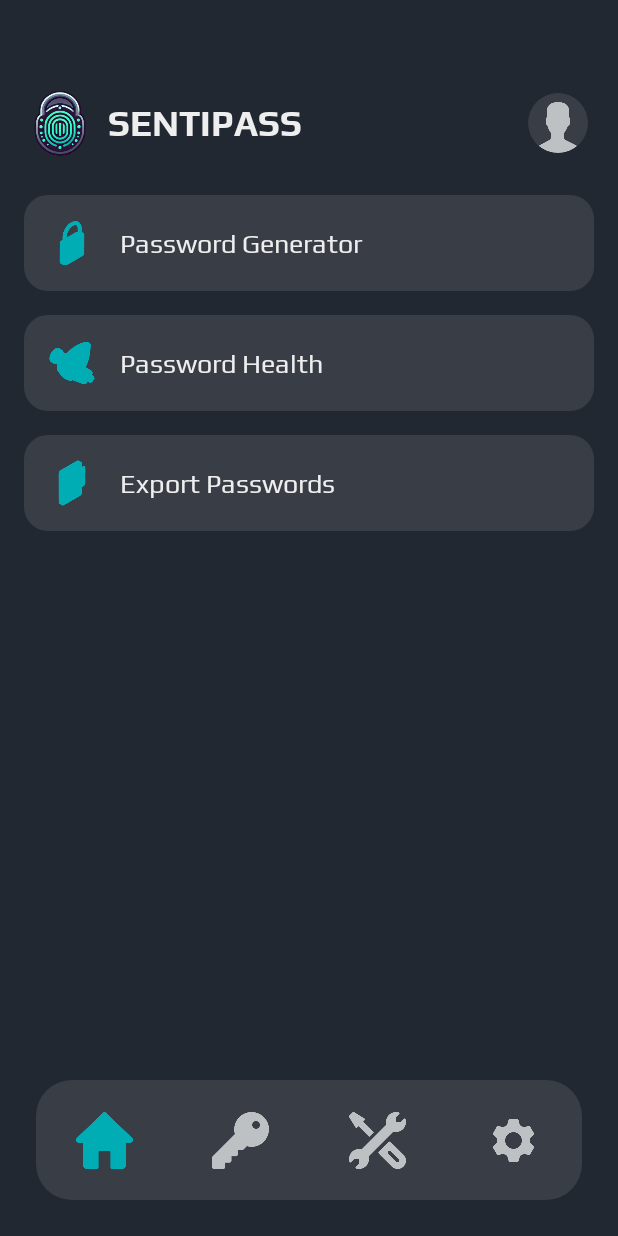
After one commit to TheObtey/sentipass, an Android app built with Jetpack Compose: the composable ToolsScreen called with empty values, on a phone screen of 412 x 824 dp. The commit adds this screen. Run offline under Robolectric (Android 15) with nearby library versions, the phone set to English and light mode, and no system bars; 2 statements that could not run were skipped.

Commit message:
Add the tools route to the navController.

```diff
--- a/app/src/main/java/fr/theobtey/sentipass/ui/navigation/Navigation.kt
+++ b/app/src/main/java/fr/theobtey/sentipass/ui/navigation/Navigation.kt
@@ -2,6 +2,7 @@ package fr.theobtey.sentipass.ui.navigation
 
 import LoginScreen
 import fr.theobtey.sentipass.ui.screens.RegisterScreen
+import fr.theobtey.sentipass.ui.screens.ToolsScreen
 import androidx.compose.runtime.Composable
 import androidx.navigation.NavHostController
 import androidx.navigation.compose.NavHost
@@ -39,7 +40,16 @@ fun AppNavHost(
         ) { backStackEntry ->
             val encoded = backStackEntry.arguments?.getString("token") ?: ""
             val token = URLDecoder.decode(encoded, "UTF-8")
-            HomeScreen(token = token)
+            HomeScreen(token = token, navController = navController)
+        }
+
+        composable(
+            "tools/{token}",
+            arguments = listOf(navArgument("token") { type = NavType.StringType })
+        ) { backStackEntry ->
+            val encoded = backStackEntry.arguments?.getString("token") ?: ""
+            val token = URLDecoder.decode(encoded, "UTF-8")
+            ToolsScreen(token = token, navController = navController)
         }
     }
 }
--- /dev/null
+++ b/app/src/main/java/fr/theobtey/sentipass/ui/screens/ToolsScreen.kt
@@ -0,0 +1,118 @@
+package fr.theobtey.sentipass.ui.screens
+
+import androidx.compose.foundation.background
+import androidx.compose.foundation.clickable
+import androidx.compose.foundation.layout.*
+import androidx.compose.foundation.shape.RoundedCornerShape
+import androidx.compose.material3.*
+import androidx.compose.runtime.*
+import androidx.compose.ui.Alignment
+import androidx.compose.ui.Modifier
+import androidx.compose.ui.platform.LocalContext
+import androidx.compose.ui.res.painterResource
+import androidx.compose.ui.text.font.FontWeight
+import androidx.compose.ui.unit.dp
+import fr.theobtey.sentipass.R
+import fr.theobtey.sentipass.ui.components.BottomBar
+import fr.theobtey.sentipass.ui.components.HeaderSection
+import fr.theobtey.sentipass.ui.components.PasswordGeneratorDialog
+import fr.theobtey.sentipass.ui.theme.*
+import androidx.navigation.NavController
+
+@Composable
+fun ToolsScreen(
+    token: String,
+    navController: NavController
+) {
+    val context = LocalContext.current
+    val toolOptions = context.resources.getStringArray(R.array.tool_page_options)
+    var showPasswordGeneratorDialog by remember { mutableStateOf(false) }
+
+    Box(
+        modifier = Modifier
+            .fillMaxSize()
+            .background(Primary)
+    ) {
+        Column(
+            modifier = Modifier
+                .fillMaxSize()
+                .padding(16.dp)
+        ) {
+            HeaderSection()
+
+            Spacer(modifier = Modifier.height(24.dp))
+
+            // Tools Grid
+            Column(
+                verticalArrangement = Arrangement.spacedBy(16.dp)
+            ) {
+                ToolCard(
+                    title = toolOptions[0],
+                    icon = R.drawable.password_generator,
+                    onClick = { showPasswordGeneratorDialog = true }
+                )
+
+                ToolCard(
+                    title = toolOptions[1],
+                    icon = R.drawable.check_password,
+                    onClick = { /* TODO: Implement Password Health */ }
+                )
+
+                ToolCard(
+                    title = toolOptions[2],
+                    icon = R.drawable.export_passwords,
+                    onClick = { /* TODO: Implement Export Passwords */ }
+                )
+            }
+        }
+
+        if (showPasswordGeneratorDialog) {
+            PasswordGeneratorDialog(onDismiss = { showPasswordGeneratorDialog = false })
+        }
+
+        BottomBar(
+            modifier = Modifier.align(Alignment.BottomCenter),
+            navController = navController,
+            currentRoute = "tools/$token"
+        )
+    }
+}
+
+@Composable
+fun ToolCard(
+    title: String,
+    icon: Int,
+    onClick: () -> Unit
+) {
+    Card(
+        modifier = Modifier
+            .fillMaxWidth()
+            .clickable(onClick = onClick),
+        shape = RoundedCornerShape(16.dp),
+        colors = CardDefaults.cardColors(
+            containerColor = Secondary
+        )
+    ) {
+        Row(
+            modifier = Modifier
+                .fillMaxWidth()
+                .padding(16.dp),
+            verticalAlignment = Alignment.CenterVertically
+        ) {
+            Icon(
+                painter = painterResource(id = icon),
+                contentDescription = title,
+                tint = Complementary,
+                modifier = Modifier.size(32.dp)
+            )
+
+            Spacer(modifier = Modifier.width(16.dp))
+
+            Text(
+                text = title,
+                style = DefaultTextStyle,
+                color = White
+            )
+        }
+    }
+}
```
